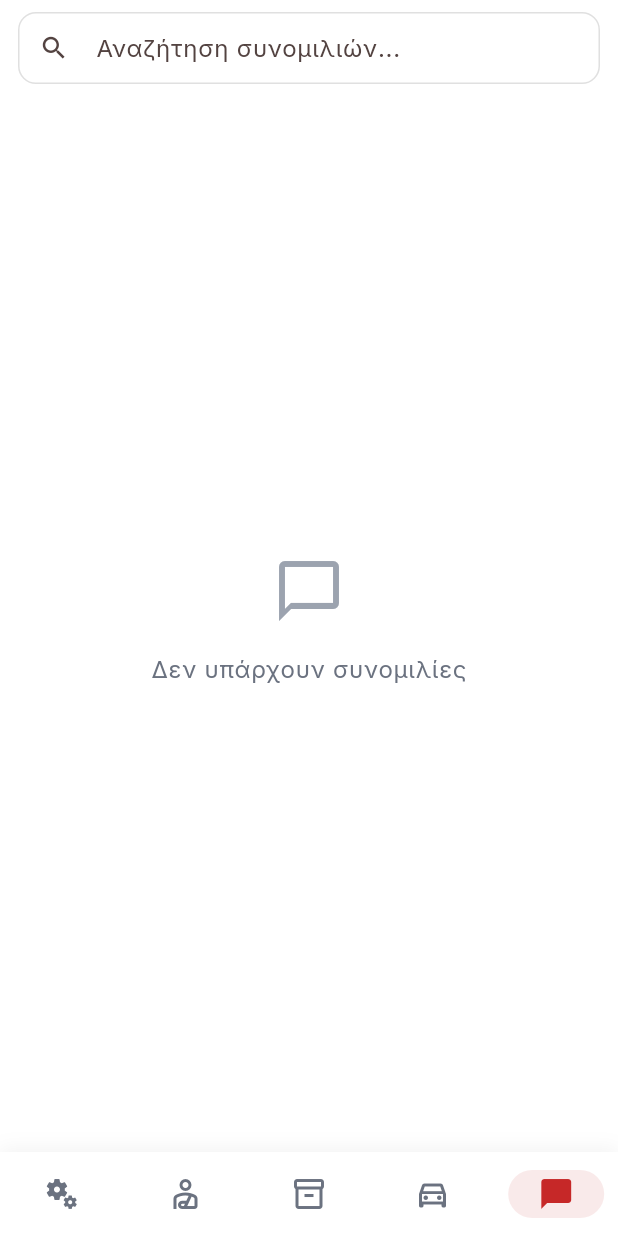
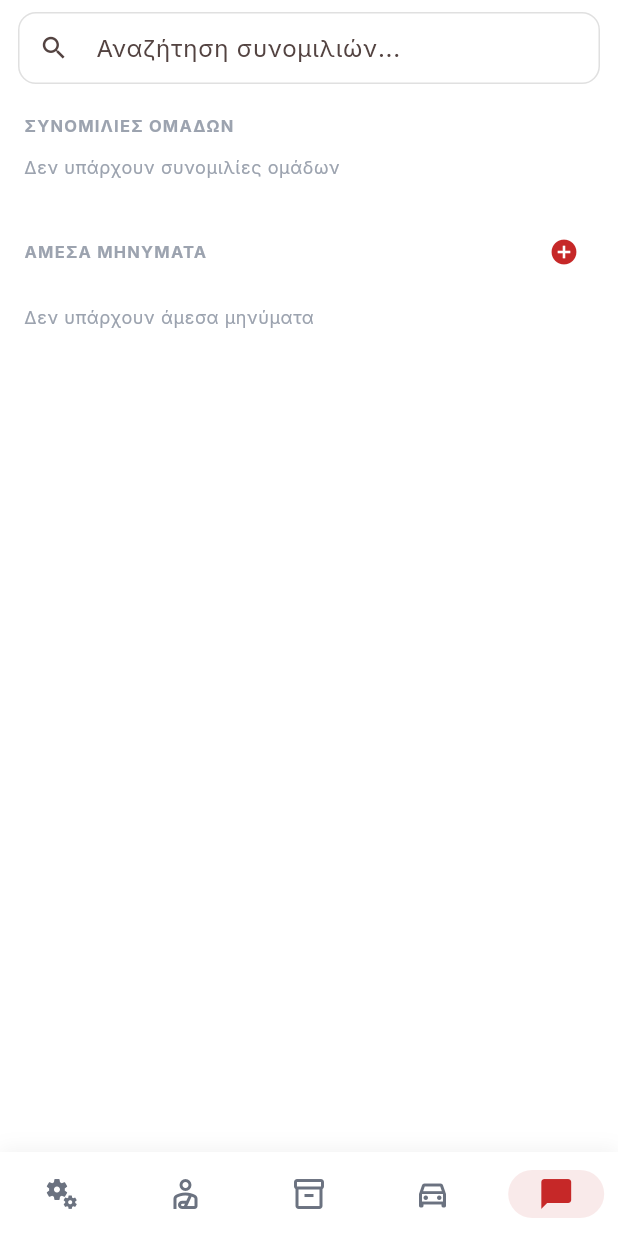
Before and after one commit to conkleon/mitroo, a Flutter app: the ChatListScreen screen opened by its route, on a phone screen of 412 x 824 dp. Run offline on Flutter 3.47's test engine with Material 3 defaults, Android fonts, the phone set to English and light mode, and no system bars; our stand-ins replace file_picker, go_router, google_fonts, image_picker, qr_flutter, shared_preferences and 2 more; missing offline and left inert: dart:html, dart:js, mobile_scanner; accounts and stored records are empty; network calls fail.

Commit message:
feat(screen): split chat list into group and DM sections
Co-Authored-By: Claude Opus 4.7 <noreply@anthropic.com>

```diff
--- a/frontend/lib/screens/chat_screen.dart
+++ b/frontend/lib/screens/chat_screen.dart
@@ -55,33 +55,6 @@ class _ChatListScreenState extends State<ChatListScreen> {
     final auth = context.watch<AuthProvider>();
 
     return Scaffold(
-      // appBar: AppBar(
-      //   title: Row(
-      //     mainAxisSize: MainAxisSize.min,
-      //     children: [
-      //       // Container(
-      //       //   width: 4,
-      //       //   height: 22,
-      //       //   decoration: BoxDecoration(
-      //       //     color: const Color(0xFFC62828),
-      //       //     borderRadius: BorderRadius.circular(2),
-      //       //   ),
-      //       // ),
-      //       // const SizedBox(width: 10),
-      //       // Text(
-      //       //   'Συνομιλίες',
-      //       //   style: GoogleFonts.inter(
-      //       //     fontSize: 18,
-      //       //     fontWeight: FontWeight.w700,
-      //       //     color: const Color(0xFF1A1C1E),
-      //       //     letterSpacing: -0.5,
-      //       //   ),
-      //       // ),
-      //     ],
-      //   ),
-      //   backgroundColor: Colors.white,
-      //   surfaceTintColor: Colors.white,
-      // ),
       body: Column(
         children: [
           Padding(
@@ -99,63 +72,111 @@ class _ChatListScreenState extends State<ChatListScreen> {
                 fillColor: Colors.white,
                 contentPadding: const EdgeInsets.symmetric(vertical: 10),
               ),
-              onChanged: (v) => setState(() => _searchQuery = v.trim().toLowerCase()),
+              onChanged: (v) =>
+                  setState(() => _searchQuery = v.trim().toLowerCase()),
             ),
           ),
           Expanded(
             child: chatProv.loading && chatProv.chats.isEmpty
                 ? const Center(child: CircularProgressIndicator())
-                : _filteredChats(chatProv).isEmpty
-                    ? Center(
-                        child: Column(
-                          mainAxisSize: MainAxisSize.min,
+                : ListView(
+                    padding: const EdgeInsets.only(bottom: 16),
                     children: [
-                            Icon(Icons.chat_bubble_outline,
-                                size: 48, color: const Color(0xFF9CA3AF)),
-                            const SizedBox(height: 16),
-                            Text(
+                      _SectionHeader(
+                        label: 'ΣΥΝΟΜΙΛΙΕΣ ΟΜΑΔΩΝ',
+                      ),
+                      if (groupChats.isEmpty)
+                        Padding(
+                          padding: const EdgeInsets.symmetric(
+                              horizontal: 16, vertical: 8),
+                          child: Text(
                             _searchQuery.isNotEmpty
                                 ? 'Δεν βρέθηκαν συνομιλίες'
-                                    : 'Δεν υπάρχουν συνομιλίες',
-                                style: tt.bodyLarge
-                                    ?.copyWith(color: const Color(0xFF6B7280))),
+                                : 'Δεν υπάρχουν συνομιλίες ομάδων',
+                            style: tt.bodySmall
+                                ?.copyWith(color: const Color(0xFF9CA3AF)),
+                          ),
+                        )
+                      else
+                        ...groupChats.map((chat) => _buildChatTile(
+                            context, chat, chatProv, cs, tt)),
+                      _SectionHeader(
+                        label: 'ΑΜΕΣΑ ΜΗΝΥΜΑΤΑ',
+                        trailing: IconButton(
+                          icon: Icon(Icons.add_circle,
+                              color: cs.primary, size: 20),
+                          tooltip: 'Νέο άμεσο μήνυμα',
+                          onPressed: () =>
+                              context.push('/chat/direct/new'),
+                          padding: EdgeInsets.zero,
+                          constraints: const BoxConstraints(),
+                        ),
+                      ),
+                      if (directChats.isEmpty)
+                        Padding(
+                          padding: const EdgeInsets.symmetric(
+                              horizontal: 16, vertical: 8),
+                          child: Text(
+                            _searchQuery.isNotEmpty
+                                ? 'Δεν βρέθηκαν άμεσα μηνύματα'
+                                : 'Δεν υπάρχουν άμεσα μηνύματα',
+                            style: tt.bodySmall
+                                ?.copyWith(color: const Color(0xFF9CA3AF)),
+                          ),
+                        )
+                      else
+                        ...directChats.map((chat) => _buildChatTile(
+                            context, chat, chatProv, cs, tt)),
                     ],
                   ),
+          ),
+        ],
+      ),
+      floatingActionButton: auth.isMissionAdmin
+          ? FloatingActionButton(
+              onPressed: () => context.push('/chat/create'),
+              child: const Icon(Icons.add),
             )
-                    : ListView.separated(
-                        padding: const EdgeInsets.symmetric(vertical: 8),
-                        itemCount: _filteredChats(chatProv).length,
-                        separatorBuilder: (_, __) =>
-                            const Divider(height: 1, indent: 72),
-                        itemBuilder: (context, index) {
-                          final chat = _filteredChats(chatProv)[index];
+          : null,
+    );
+  }
+
+  Widget _buildChatTile(
+    BuildContext context,
+    ChatSummary chat,
+    ChatProvider chatProv,
+    ColorScheme cs,
+    TextTheme tt,
+  ) {
     final unread = chatProv.unread[chat.id] ?? 0;
     final icon = _chatIcon(chat.type);
 
-                          return ListTile(
+    return Column(
+      mainAxisSize: MainAxisSize.min,
+      children: [
+        ListTile(
           leading: CircleAvatar(
             backgroundColor: cs.primary.withAlpha(25),
             child: Icon(icon, color: cs.primary, size: 22),
           ),
           title: Text(
             chat.name,
-                              style: tt.bodyMedium
-                                  ?.copyWith(fontWeight: FontWeight.w600),
+            style: tt.bodyMedium?.copyWith(fontWeight: FontWeight.w600),
             maxLines: 1,
             overflow: TextOverflow.ellipsis,
           ),
           subtitle: chat.lastMessage != null
               ? Text(
                   '${chat.lastMessage!.user.forename}: ${chat.lastMessage!.text}',
-                                    style: tt.bodySmall?.copyWith(
-                                        color: const Color(0xFF6B7280)),
+                  style:
+                      tt.bodySmall?.copyWith(color: const Color(0xFF6B7280)),
                   maxLines: 1,
                   overflow: TextOverflow.ellipsis,
                 )
               : Text(
                   '${chat.memberCount} μέλη',
-                                    style: tt.bodySmall?.copyWith(
-                                        color: const Color(0xFF9CA3AF)),
+                  style:
+                      tt.bodySmall?.copyWith(color: const Color(0xFF9CA3AF)),
                 ),
           trailing: Row(
             mainAxisSize: MainAxisSize.min,
@@ -163,8 +184,8 @@ class _ChatListScreenState extends State<ChatListScreen> {
               if (chat.lastMessage != null)
                 Text(
                   _formatTime(chat.lastMessage!.createdAt),
-                                    style: tt.labelSmall?.copyWith(
-                                        color: const Color(0xFF9CA3AF)),
+                  style: tt.labelSmall
+                      ?.copyWith(color: const Color(0xFF9CA3AF)),
                 ),
               if (unread > 0) ...[
                 const SizedBox(width: 8),
@@ -187,18 +208,9 @@ class _ChatListScreenState extends State<ChatListScreen> {
             ],
           ),
           onTap: () => context.push('/chat/${chat.id}'),
-                          );
-                        },
         ),
-          ),
+        const Divider(height: 1, indent: 72),
       ],
-      ),
-      floatingActionButton: auth.isMissionAdmin
-          ? FloatingActionButton(
-              onPressed: () => context.push('/chat/create'),
-              child: const Icon(Icons.add),
-            )
-          : null,
     );
   }
 
@@ -210,6 +222,8 @@ class _ChatListScreenState extends State<ChatListScreen> {
         return Icons.assignment;
       case 'custom':
         return Icons.group;
+      case 'direct':
+        return Icons.person;
       default:
         return Icons.chat;
     }
@@ -232,3 +246,33 @@ class _ChatListScreenState extends State<ChatListScreen> {
     return DateFormat('d/M').format(dt);
   }
 }
+
+class _SectionHeader extends StatelessWidget {
+  final String label;
+  final Widget? trailing;
+
+  const _SectionHeader({required this.label, this.trailing});
+
+  @override
+  Widget build(BuildContext context) {
+    final tt = Theme.of(context).textTheme;
+    return Padding(
+      padding: const EdgeInsets.fromLTRB(16, 16, 12, 4),
+      child: Row(
+        children: [
+          Expanded(
+            child: Text(
+              label,
+              style: tt.labelSmall?.copyWith(
+                color: const Color(0xFF9CA3AF),
+                letterSpacing: 0.8,
+                fontWeight: FontWeight.w700,
+              ),
+            ),
+          ),
+          if (trailing != null) trailing!,
+        ],
+      ),
+    );
+  }
+}
```
Lines whose indentation alone changed are shown as unchanged.
